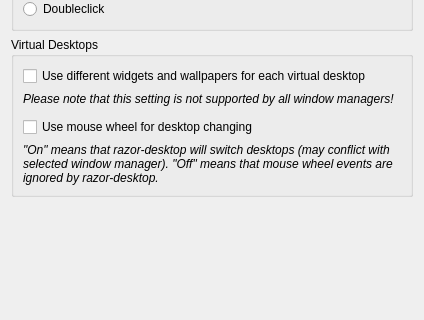
Razor-qt/razor-qt, file razorqt-desktop/config/basicsettings.ui: the form before one commit; both pictures show x 0 to 424 and y 206 to 526 of the 424 by 526 pixel window.
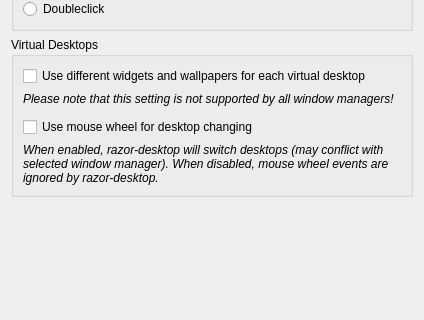
The form after the commit.

What changed in the file:
```diff
--- a/razorqt-desktop/config/basicsettings.ui
+++ b/razorqt-desktop/config/basicsettings.ui
@@ -165,7 +165,7 @@
          </font>
         </property>
         <property name="text">
-         <string>&quot;On&quot; means that razor-desktop will switch desktops (may conflict with selected window manager). &quot;Off&quot; means that mouse wheel events are ignored by razor-desktop.</string>
+         <string>When enabled, razor-desktop will switch desktops (may conflict with selected window manager). When disabled, mouse wheel events are ignored by razor-desktop.</string>
         </property>
         <property name="textFormat">
          <enum>Qt::PlainText</enum>
```
